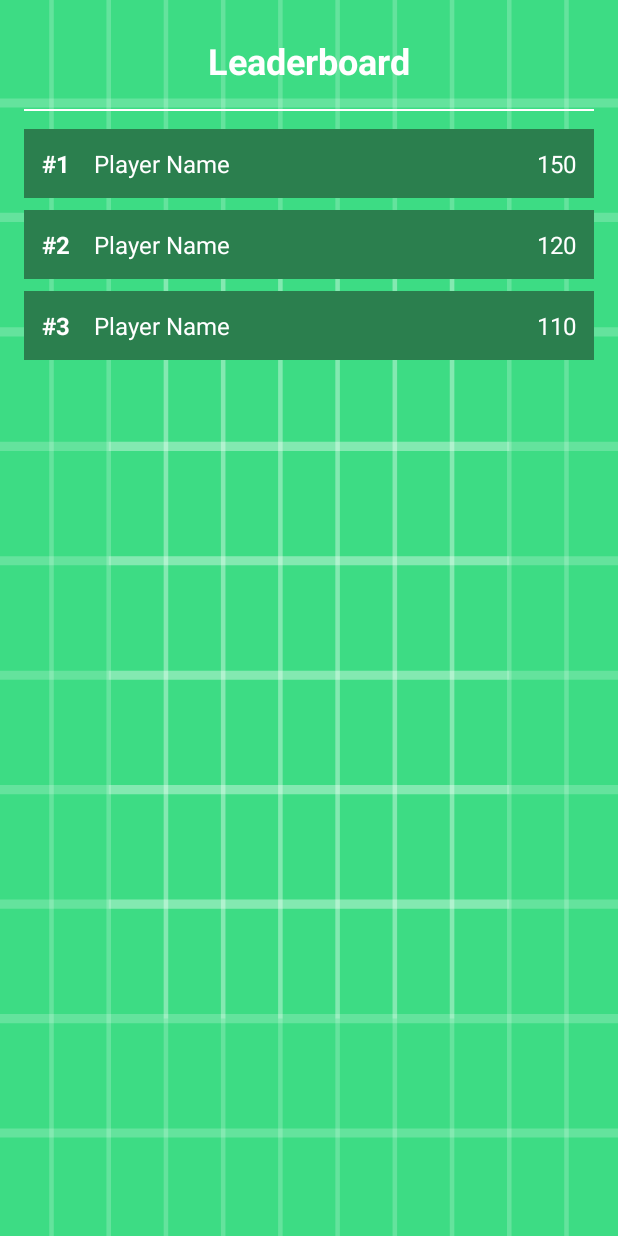
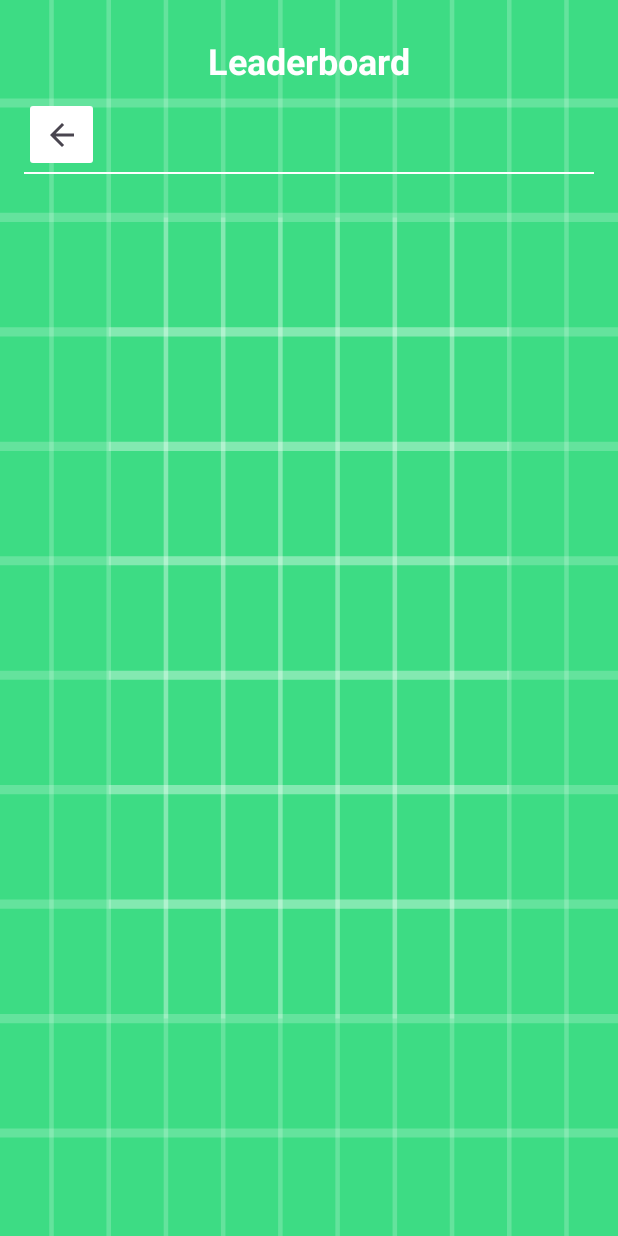
Before and after one commit to iamrb1/EcoSnap, an Android app: the Leaderboard screen opened directly, with no data from a screen before it, on a phone screen of 412 x 824 dp. Run offline under Robolectric (Android 15) with nearby library versions, the phone set to English and light mode, and no system bars; our stand-ins replace Firebase (no records; nobody signed in at launch, a user with empty details on screens opened directly).

Commit message:
Leaderboard Display and Home Button Changes

```diff
--- a/app/build.gradle.kts
+++ b/app/build.gradle.kts
@@ -39,6 +39,7 @@ dependencies {
     implementation(libs.activity)
     implementation(libs.constraintlayout)
     implementation(libs.firebase.auth)
+    implementation(libs.firebase.database)
     testImplementation(libs.junit)
     androidTestImplementation(libs.ext.junit)
     androidTestImplementation(libs.espresso.core)
--- a/app/src/main/res/layout/activity_leaderboard.xml
+++ b/app/src/main/res/layout/activity_leaderboard.xml
@@ -1,19 +1,20 @@
 <?xml version="1.0" encoding="utf-8"?>
 <ScrollView xmlns:android="http://schemas.android.com/apk/res/android"
     xmlns:app="http://schemas.android.com/apk/res-auto"
-    xmlns:tools="http://schemas.android.com/tools"
-    android:id="@+id/main"
+    android:id="@+id/scrollView"
     android:layout_width="match_parent"
     android:layout_height="match_parent"
     android:fillViewport="true"
+    android:background="@drawable/ic_launcher_background"
     >
 
     <LinearLayout
+        android:id="@+id/mainLayout"
         android:layout_width="match_parent"
         android:layout_height="wrap_content"
-        android:background="@drawable/ic_launcher_background"
         android:orientation="vertical"
-        android:padding="16dp">
+        android:padding="16dp"
+        android:background="@drawable/ic_launcher_background">
 
         <TextView
             android:id="@+id/tvLeaderboardTitle"
@@ -26,121 +27,33 @@
             android:textSize="24sp"
             android:textStyle="bold" />
 
+        <FrameLayout
+            android:layout_width="match_parent"
+            android:layout_height="50dp">
+
+            <ImageButton
+                android:id="@+id/btnBack"
+                android:layout_width="50dp"
+                android:layout_height="50dp"
+                android:layout_marginBottom="10dp"
+                android:backgroundTint="@color/white"
+                android:contentDescription="@string/back_to_homepage"
+                android:gravity="start"
+                android:onClick="onBackClick"
+                app:srcCompat="?attr/homeAsUpIndicator" />
+        </FrameLayout>
+
         <View
             android:layout_width="match_parent"
             android:layout_height="1dp"
-            android:layout_marginVertical="8dp"
+            android:layout_marginBottom="8dp"
             android:background="@android:color/white" />
 
-        <!-- ROW 1 -->
         <LinearLayout
+            android:id="@+id/leaderboardContainer"
             android:layout_width="match_parent"
             android:layout_height="wrap_content"
-            android:layout_marginVertical="4dp"
-            android:background="#2B7F4E"
-            android:orientation="horizontal"
-            android:padding="12dp">
-
-            <TextView
-                android:layout_width="wrap_content"
-                android:layout_height="wrap_content"
-                android:text="#1"
-                android:textColor="@android:color/white"
-                android:textSize="16sp"
-                android:textStyle="bold" />
-
-            <View
-                android:layout_width="16dp"
-                android:layout_height="0dp" />
-
-            <TextView
-                android:layout_width="0dp"
-                android:layout_height="wrap_content"
-                android:layout_weight="1"
-                android:text="Player Name"
-                android:textColor="@android:color/white"
-                android:textSize="16sp" />
-
-            <TextView
-                android:layout_width="wrap_content"
-                android:layout_height="wrap_content"
-                android:text="150"
-                android:textColor="@android:color/white"
-                android:textSize="16sp" />
-        </LinearLayout>
-
-        <LinearLayout
-            android:layout_width="match_parent"
-            android:layout_height="wrap_content"
-            android:layout_marginVertical="4dp"
-            android:background="#2B7F4E"
-            android:orientation="horizontal"
-            android:padding="12dp">
-
-            <TextView
-                android:layout_width="wrap_content"
-                android:layout_height="wrap_content"
-                android:text="#2"
-                android:textColor="@android:color/white"
-                android:textSize="16sp"
-                android:textStyle="bold" />
-
-            <View
-                android:layout_width="16dp"
-                android:layout_height="0dp" />
-
-            <TextView
-                android:layout_width="0dp"
-                android:layout_height="wrap_content"
-                android:layout_weight="1"
-                android:text="Player Name"
-                android:textColor="@android:color/white"
-                android:textSize="16sp" />
-
-            <TextView
-                android:layout_width="wrap_content"
-                android:layout_height="wrap_content"
-                android:text="120"
-                android:textColor="@android:color/white"
-                android:textSize="16sp" />
-        </LinearLayout>
-
-        <LinearLayout
-            android:layout_width="match_parent"
-            android:layout_height="wrap_content"
-            android:layout_marginVertical="4dp"
-            android:background="#2B7F4E"
-            android:orientation="horizontal"
-            android:padding="12dp">
-
-            <TextView
-                android:layout_width="wrap_content"
-                android:layout_height="wrap_content"
-                android:text="#3"
-                android:textColor="@android:color/white"
-                android:textSize="16sp"
-                android:textStyle="bold" />
-
-            <View
-                android:layout_width="16dp"
-                android:layout_height="0dp" />
-
-            <TextView
-                android:layout_width="0dp"
-                android:layout_height="wrap_content"
-                android:layout_weight="1"
-                android:text="Player Name"
-                android:textColor="@android:color/white"
-                android:textSize="16sp" />
-
-            <TextView
-                android:layout_width="wrap_content"
-                android:layout_height="wrap_content"
-                android:text="110"
-                android:textColor="@android:color/white"
-                android:textSize="16sp" />
-        </LinearLayout>
-
+            android:orientation="vertical" />
 
     </LinearLayout>
 </ScrollView>
--- a/gradle/libs.versions.toml
+++ b/gradle/libs.versions.toml
@@ -9,6 +9,7 @@ activity = "1.10.0"
 constraintlayout = "2.2.0"
 googleGmsGoogleServices = "4.4.2"
 firebaseAuth = "23.2.0"
+firebaseDatabase = "21.0.0"
 
 [libraries]
 junit = { group = "junit", name = "junit", version.ref = "junit" }
@@ -19,6 +20,7 @@ material = { group = "com.google.android.material", name = "material", version.r
 activity = { group = "androidx.activity", name = "activity", version.ref = "activity" }
 constraintlayout = { group = "androidx.constraintlayout", name = "constraintlayout", version.ref = "constraintlayout" }
 firebase-auth = { group = "com.google.firebase", name = "firebase-auth", version.ref = "firebaseAuth" }
+firebase-database = { group = "com.google.firebase", name = "firebase-database", version.ref = "firebaseDatabase" }
 
 [plugins]
 android-application = { id = "com.android.application", version.ref = "agp" }
```
Also changed, not shown: app/src/main/java/edu/msu/cse476/baragurr/ecosnap/Leaderboard.java (+143 -1 lines), app/src/main/res/layout/activity_home.xml (+22 -17 lines), app/src/main/res/layout/activity_profile.xml (+23 -12 lines).
